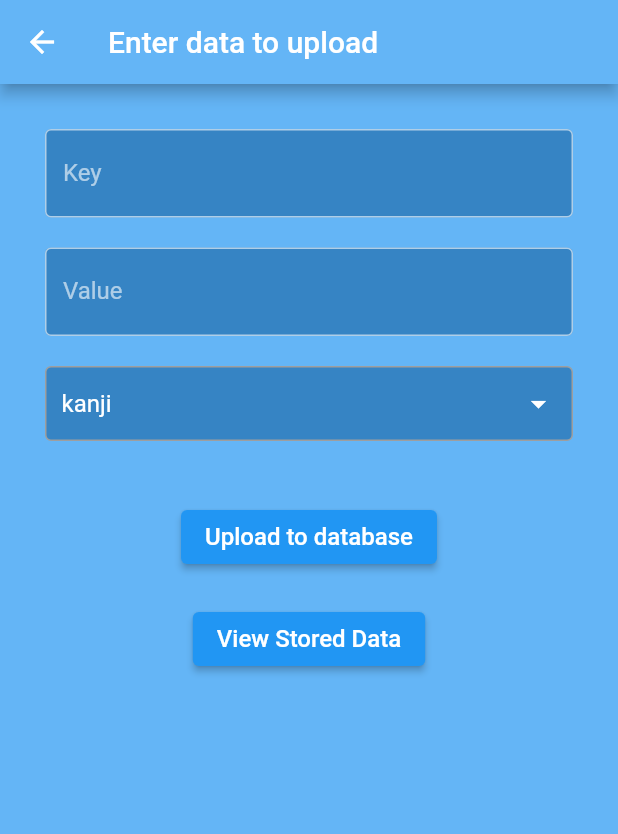
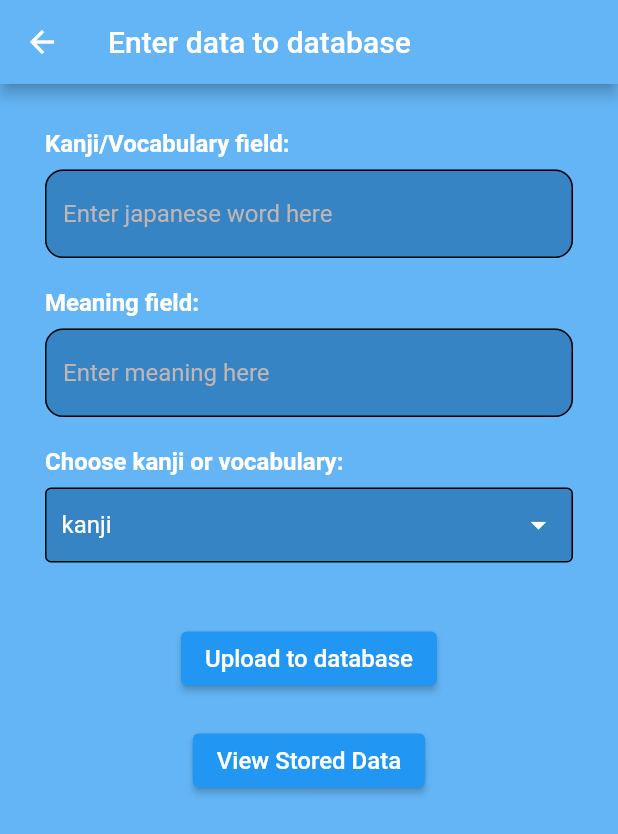
Before and after one commit to sumukha-7/ND_app, a Flutter app: the screen it shows after launch, after a tap on "Upload your data!", on a phone screen of 412 x 824 dp. Shown: the top 834 px of the screen. Run offline on Flutter 3.47's test engine with Material 2 defaults, Android fonts, the light colour scheme and no system bars; our stand-ins replace get, sqflite; accounts and stored records are empty; network calls fail.

Commit message:
minor UI changes

```diff
--- a/lib/main.dart
+++ b/lib/main.dart
@@ -5,7 +5,7 @@
 import 'package:nihongo_dekita/welcome_screen.dart';
 
 void main() {
-  runApp(MyApp());
+  runApp(const MyApp());
   Get.put(QuestionController());
 }
 
@@ -22,3 +22,17 @@
     );
   }
 }
+
+InputDecoration customInputDecoration({String? hintText}) {
+  return InputDecoration(
+      hintText: hintText,
+      hintStyle: const TextStyle(color: Color.fromARGB(255, 190, 182, 182)),
+      filled: true,
+      fillColor: const Color.fromARGB(255, 54, 132, 196),
+      enabledBorder: const OutlineInputBorder(
+          borderSide: BorderSide(color: Colors.black),
+          borderRadius: BorderRadius.all(Radius.circular(12))),
+      focusedBorder: const OutlineInputBorder(
+          borderSide: BorderSide(color: Color.fromARGB(255, 100, 181, 246)),
+          borderRadius: BorderRadius.all(Radius.circular(12))));
+}
--- a/lib/question_result.dart
+++ b/lib/question_result.dart
@@ -29,7 +29,7 @@ class QuestionResult extends StatelessWidget {
                 return const Color.fromARGB(255, 233, 46, 48);
               }
             }
-            return Color.fromARGB(255, 80, 80, 80);
+            return const Color.fromARGB(255, 80, 80, 80);
           }
 
           IconData getTheRightIcon() {
--- a/lib/upload_data.dart
+++ b/lib/upload_data.dart
@@ -1,10 +1,8 @@
 // ignore_for_file: library_private_types_in_public_api, use_build_context_synchronously
-
-import 'dart:ffi';
 
 import 'package:flutter/material.dart';
 import 'package:get/get.dart';
-import 'package:nihongo_dekita/data/db_helper.dart';
+import 'package:nihongo_dekita/main.dart';
 import 'package:nihongo_dekita/view_data.dart';
 import 'controllers/upload_data_controller.dart';
 
@@ -25,7 +23,7 @@ class _UploadDataScreenState extends State<UploadDataScreen> {
     return Scaffold(
       backgroundColor: Colors.blue[300],
       appBar: AppBar(
-        title: const Text("Enter data to upload"),
+        title: const Text("Enter data to database"),
         backgroundColor: Colors.blue[300],
       ),
       body: ListView(
@@ -33,33 +31,56 @@ class _UploadDataScreenState extends State<UploadDataScreen> {
           Padding(
             padding: const EdgeInsets.all(30.0),
             child: Column(
+              crossAxisAlignment: CrossAxisAlignment.start,
               children: <Widget>[
+                const Padding(
+                  padding: EdgeInsets.only(bottom: 8),
+                  child: Text(
+                    "Kanji/Vocabulary field:",
+                    textAlign: TextAlign.left,
+                    style: TextStyle(
+                        color: Colors.white,
+                        fontSize: 16,
+                        fontWeight: FontWeight.bold),
+                  ),
+                ),
                 TextField(
                     controller: keyController,
-                  decoration: const InputDecoration(
-                    labelText: 'Key',
-                    filled: true,
-                    fillColor: Color.fromARGB(255, 54, 132, 196),
-                    border: OutlineInputBorder(),
+                    decoration: customInputDecoration(
+                        hintText: 'Enter japanese word here')),
+                const Padding(
+                  padding: EdgeInsets.only(bottom: 8, top: 20),
+                  child: Text(
+                    "Meaning field:",
+                    textAlign: TextAlign.left,
+                    style: TextStyle(
+                        color: Colors.white,
+                        fontSize: 16,
+                        fontWeight: FontWeight.bold),
                   ),
                 ),
-                const SizedBox(height: 20),
                 TextField(
                     controller: valueController,
-                  decoration: const InputDecoration(
-                    labelText: 'Value',
-                    filled: true,
-                    fillColor: Color.fromARGB(255, 54, 132, 196),
-                    border: OutlineInputBorder(),
+                    decoration:
+                        customInputDecoration(hintText: "Enter meaning here")),
+                const Padding(
+                  padding: EdgeInsets.only(bottom: 8, top: 20),
+                  child: Text(
+                    "Choose kanji or vocabulary:",
+                    textAlign: TextAlign.left,
+                    style: TextStyle(
+                        color: Colors.white,
+                        fontSize: 16,
+                        fontWeight: FontWeight.bold),
                   ),
                 ),
-                const SizedBox(height: 20),
                 Container(
                   padding: const EdgeInsets.symmetric(horizontal: 10),
                   decoration: BoxDecoration(
                     color: const Color.fromARGB(255, 54, 132, 196),
                     borderRadius: BorderRadius.circular(4.0),
-                    border: Border.all(color: Colors.grey, width: 1),
+                    border: Border.all(
+                        color: const Color.fromARGB(255, 0, 0, 0), width: 1),
                   ),
                   child: Obx(
                     () => DropdownButtonHideUnderline(
@@ -85,7 +106,8 @@ class _UploadDataScreenState extends State<UploadDataScreen> {
                   ),
                 ),
                 const SizedBox(height: 40),
-                ElevatedButton(
+                Center(
+                  child: ElevatedButton(
                       onPressed: () async {
                         await _controller.uploadData(
                             keyController.text, valueController.text);
@@ -94,14 +116,17 @@ class _UploadDataScreenState extends State<UploadDataScreen> {
                         "Upload to database",
                         style: TextStyle(fontSize: 16),
                       )),
+                ),
                 const SizedBox(height: 20),
-                ElevatedButton(
+                Center(
+                  child: ElevatedButton(
                     onPressed: () {
                       Get.to(() => ViewDataScreen());
                     },
                     child: const Text(
                       "View Stored Data",
                       style: TextStyle(fontSize: 16),
+                    ),
                   ),
                 )
               ],
--- a/lib/view_data.dart
+++ b/lib/view_data.dart
@@ -10,7 +10,7 @@ class ViewDataScreen extends StatelessWidget {
     return Scaffold(
       backgroundColor: Colors.blue[300],
       appBar: AppBar(
-        title: const Text("Your Stored Data"),
+        title: const Text("Your stored data"),
         backgroundColor: Colors.blue[300],
       ),
       body: Padding(
@@ -29,7 +29,7 @@ class ViewDataScreen extends StatelessWidget {
             ElevatedButton(
               style: ButtonStyle(
                 backgroundColor: MaterialStateProperty.all<Color>(
-                    Color.fromARGB(255, 220, 16, 16)),
+                    const Color.fromARGB(255, 220, 16, 16)),
               ),
               onPressed: _controller.clearKanjiData,
               child: const Text(
@@ -41,7 +41,7 @@ class ViewDataScreen extends StatelessWidget {
             ElevatedButton(
               style: ButtonStyle(
                 backgroundColor: MaterialStateProperty.all<Color>(
-                    Color.fromARGB(255, 220, 16, 16)),
+                    const Color.fromARGB(255, 220, 16, 16)),
               ),
               onPressed: _controller.clearVocabData,
               child: const Text(
--- a/lib/welcome_screen.dart
+++ b/lib/welcome_screen.dart
@@ -1,5 +1,6 @@
 import 'package:flutter/material.dart';
 import 'package:get/get.dart';
+import 'package:nihongo_dekita/main.dart';
 import 'package:nihongo_dekita/quiz_screen.dart';
 import 'package:nihongo_dekita/controllers/question_controller.dart';
 import 'package:nihongo_dekita/upload_data.dart';
@@ -34,27 +35,17 @@ class _WelcomeScreenState extends State<WelcomeScreen> {
                   fontSize: 32,
                 ),
               ),
-              const SizedBox(
-                height: 30,
-              ),
+              const Spacer(flex: 1),
               const Text(
                 "Enter name to start",
                 style: TextStyle(fontSize: 18, fontWeight: FontWeight.bold),
               ),
-              const Spacer(flex: 1),
+              const SizedBox(
+                height: 20,
+              ),
               TextField(
                 controller: nameController,
-                decoration: const InputDecoration(
-                    filled: true,
-                    fillColor: Color.fromARGB(255, 54, 132, 196),
-                    hintText: "おなまえ を おねがいします",
-                    enabledBorder: OutlineInputBorder(
-                        borderSide: BorderSide(color: Colors.black),
-                        borderRadius: BorderRadius.all(Radius.circular(12))),
-                    focusedBorder: OutlineInputBorder(
-                        borderSide: BorderSide(
-                            color: Color.fromARGB(255, 100, 181, 246)),
-                        borderRadius: BorderRadius.all(Radius.circular(12)))),
+                decoration: customInputDecoration(hintText: "おなまえ を おねがいします"),
               ),
               const Spacer(flex: 1),
               InkWell(
```
Lines whose indentation alone changed are shown as unchanged.
